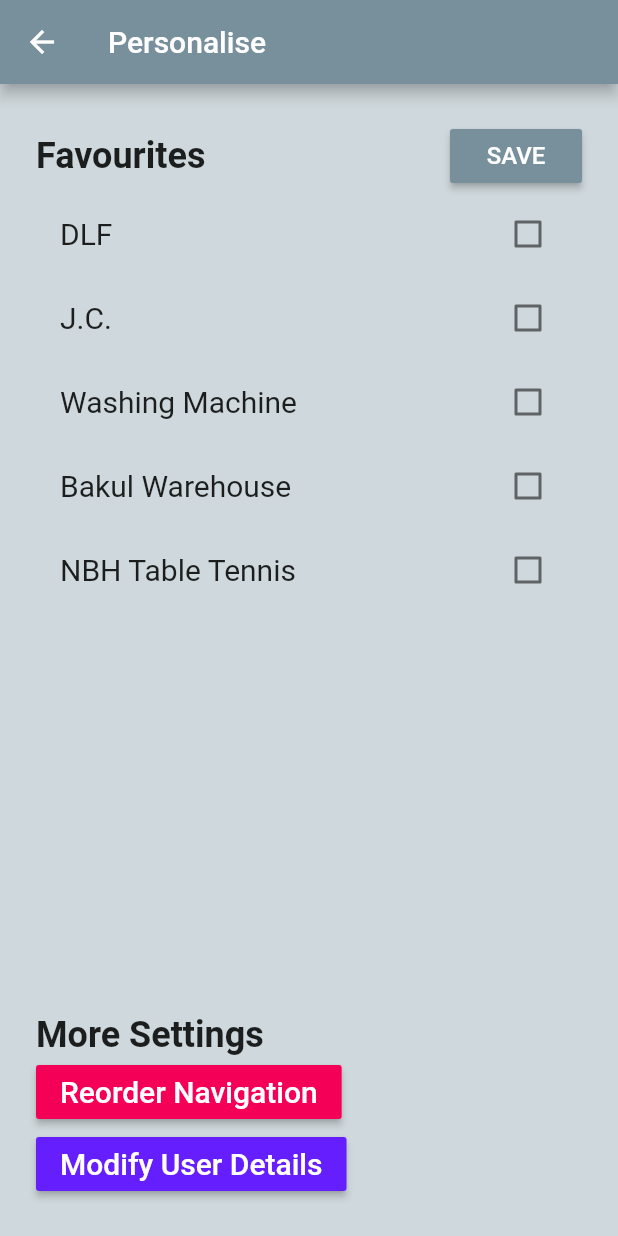
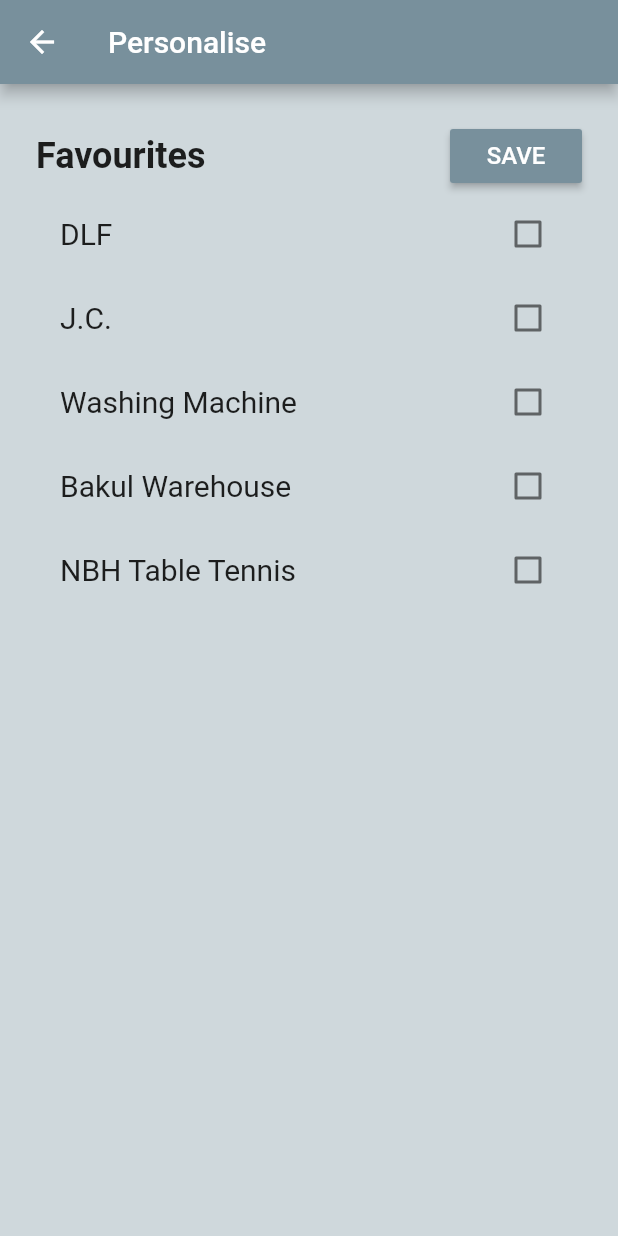
Before and after one commit to deutranium/Heibi, a Flutter app: the SettingsScreen screen opened directly, after a tap on "SAVE", on a phone screen of 412 x 824 dp. Run offline on Flutter 3.47's test engine with Material 2 defaults, Android fonts, the phone set to English and light mode, and no system bars; our stand-ins replace cloud_firestore, firebase_auth, flutter_signin_button, flutter_spinkit, google_sign_in, shared_preferences; accounts and stored records are empty.

Commit message:
made changes to home and settings page.

```diff
--- a/from_scratch/lib/models/option.dart
+++ b/from_scratch/lib/models/option.dart
@@ -6,6 +6,13 @@ class Option {
   Option(String name, String key) {
     this.name = name;
     this.key = key;
-    this.state = false;
   }
 }
+
+List<Option> options = [
+  Option('DLF', 'f0'),
+  Option('J.C.', 'f1'),
+  Option('Washing Machine', 'f2'),
+  Option('Bakul Warehouse', 'f3'),
+  Option('NBH Table Tennis', 'f4'),
+];
--- a/from_scratch/lib/screens/settings/settings.dart
+++ b/from_scratch/lib/screens/settings/settings.dart
@@ -1,6 +1,7 @@
 import 'package:flutter/material.dart';
 import 'package:from_scratch/models/option.dart';
 import 'package:shared_preferences/shared_preferences.dart';
+import 'package:from_scratch/shared/loading.dart';
 
 class SettingsScreen extends StatefulWidget {
   @override
@@ -8,13 +9,7 @@ class SettingsScreen extends StatefulWidget {
 }
 
 class _SettingsScreenState extends State<SettingsScreen> {
-  List<Option> options = [
-    Option('DLF', 'f0'),
-    Option('J.C.', 'f1'),
-    Option('Washing Machine', 'f2'),
-    Option('Bakul Warehouse', 'f3'),
-    Option('NBH Table Tennis', 'f4'),
-  ];
+  bool loading = true;
 
   Widget optionTemplate(item) {
     return CheckboxListTile(
@@ -29,8 +24,17 @@ class _SettingsScreenState extends State<SettingsScreen> {
   }
 
   @override
+  void initState() {
+    _getFavs();
+    print("yeetn't");
+    super.initState();
+  }
+
+  @override
   Widget build(BuildContext context) {
-    return Scaffold(
+    return loading
+        ? Loading()
+        : Scaffold(
             backgroundColor: Colors.blueGrey[100],
             appBar: AppBar(
               backgroundColor: Colors.blueGrey[400],
@@ -46,7 +50,8 @@ class _SettingsScreenState extends State<SettingsScreen> {
                     children: <Widget>[
                       Text(
                         "Favourites",
-                  style: TextStyle(fontSize: 24, fontWeight: FontWeight.bold),
+                        style: TextStyle(
+                            fontSize: 24, fontWeight: FontWeight.bold),
                       ),
                       RaisedButton(
                         color: Colors.blueGrey[400],
@@ -58,47 +63,71 @@ class _SettingsScreenState extends State<SettingsScreen> {
                           ),
                         ),
                         onPressed: () {
+                          _saveFavs();
                           print('yeet');
                         },
                       ),
                     ],
                   ),
                   Column(
-                children: options.map((item) => optionTemplate(item)).toList()),
-            Spacer(),
-            Text(
-              "More Settings",
-              style: TextStyle(fontSize: 24, fontWeight: FontWeight.bold),
-            ),
-            RaisedButton(
-              color: Colors.pinkAccent[400],
-              child: Text(
-                'Reorder Navigation',
-                style: TextStyle(
-                  color: Colors.white,
-                  fontSize: 20,
-                ),
-              ),
-              onPressed: () {
-                print('Button 1');
-              },
-            ),
-            RaisedButton(
-              color: Colors.deepPurpleAccent[400],
-              child: Text(
-                'Modify User Details',
-                style: TextStyle(
-                  color: Colors.white,
-                  fontSize: 20,
-                ),
-              ),
-              onPressed: () {
-                print('Button 2');
-              },
-            ),
+                      children:
+                          options.map((item) => optionTemplate(item)).toList()),
+                  // Spacer(),
+                  // Text(
+                  //   "More Settings",
+                  //   style: TextStyle(fontSize: 24, fontWeight: FontWeight.bold),
+                  // ),
+                  // RaisedButton(
+                  //   color: Colors.pinkAccent[400],
+                  //   child: Text(
+                  //     'Reorder Navigation',
+                  //     style: TextStyle(
+                  //       color: Colors.white,
+                  //       fontSize: 20,
+                  //     ),
+                  //   ),
+                  //   onPressed: () {
+                  //     print('Button 1');
+                  //   },
+                  // ),
+                  // RaisedButton(
+                  //   color: Colors.deepPurpleAccent[400],
+                  //   child: Text(
+                  //     'Modify User Details',
+                  //     style: TextStyle(
+                  //       color: Colors.white,
+                  //       fontSize: 20,
+                  //     ),
+                  //   ),
+                  //   onPressed: () {
+                  //     print('Button 2');
+                  //   },
+                  // ),
                 ],
               ),
             ),
           );
   }
+
+  Future _getFavs() async {
+    SharedPreferences prefs = await SharedPreferences.getInstance();
+    for (Option item in options) {
+      bool value = prefs.getBool(item.key);
+      if (value == true) {
+        item.state = true;
+      } else {
+        item.state = false;
       }
+    }
+    setState(() {
+      loading = false;
+    });
+  }
+
+  void _saveFavs() async {
+    SharedPreferences prefs = await SharedPreferences.getInstance();
+    for (Option item in options) {
+      prefs.setBool(item.key, item.state);
+    }
+  }
+}
--- a/from_scratch/lib/shared/dropdown.dart
+++ b/from_scratch/lib/shared/dropdown.dart
@@ -64,7 +64,7 @@ class MainDrawer extends StatelessWidget {
               ),
               onTap: () {
                 Navigator.push(context, MaterialPageRoute(builder: (context) {
-                  return SettingsScreen();
+                  return new SettingsScreen();
                 }));
               },
             ),
```
Also changed, not shown: from_scratch/lib/screens/home/home.dart (+68 -12 lines). Lines whose indentation alone changed are shown as unchanged.
